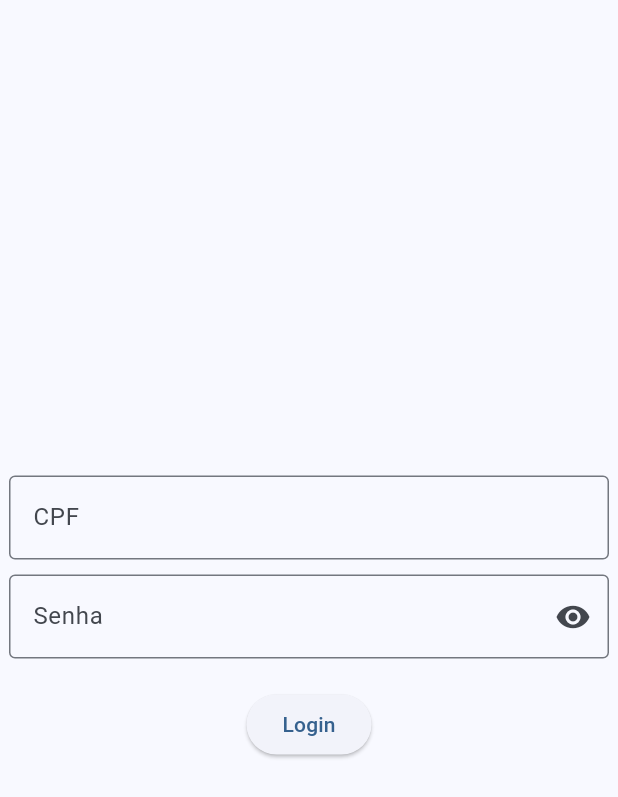
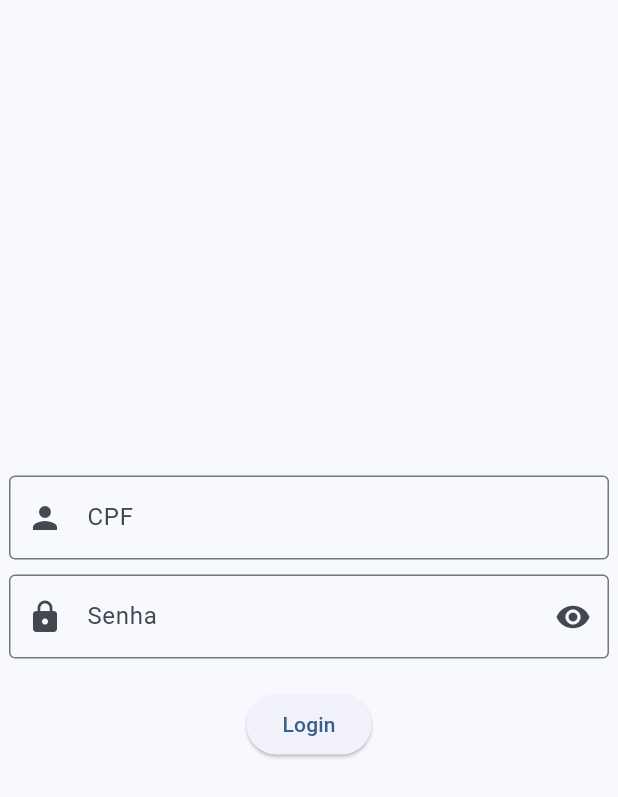
Before and after one commit to RobertsFerreira/dashboard_tbl, a Flutter app: the screen it shows after launch, on a phone screen of 412 x 824 dp. Shown: the top 797 px of the screen. Run offline on Flutter 3.47's test engine with Material 2 defaults, Android fonts, the phone set to English and light mode, and no system bars; our stand-ins replace dio, flutter_mobx, mobx; missing offline and left inert: map_fields; generated files the repository leaves out were written again.

Commit message:
adição de icons

```diff
--- a/lib/features/login/page/login_page.dart
+++ b/lib/features/login/page/login_page.dart
@@ -37,6 +37,7 @@ class _LoginPageState extends State<LoginPage> {
                   child: TextFormField(
                     onChanged: controller.setCpf,
                     decoration: const InputDecoration(
+                      prefixIcon: Icon(Icons.person),
                       labelText: 'CPF',
                       border: OutlineInputBorder(),
                     ),
@@ -52,6 +53,7 @@ class _LoginPageState extends State<LoginPage> {
                         onChanged: controller.setPassword,
                         obscureText: obscurePassword,
                         decoration: InputDecoration(
+                          prefixIcon: const Icon(Icons.lock),
                           labelText: 'Senha',
                           border: const OutlineInputBorder(),
                           suffixIcon: IconButton(
```
